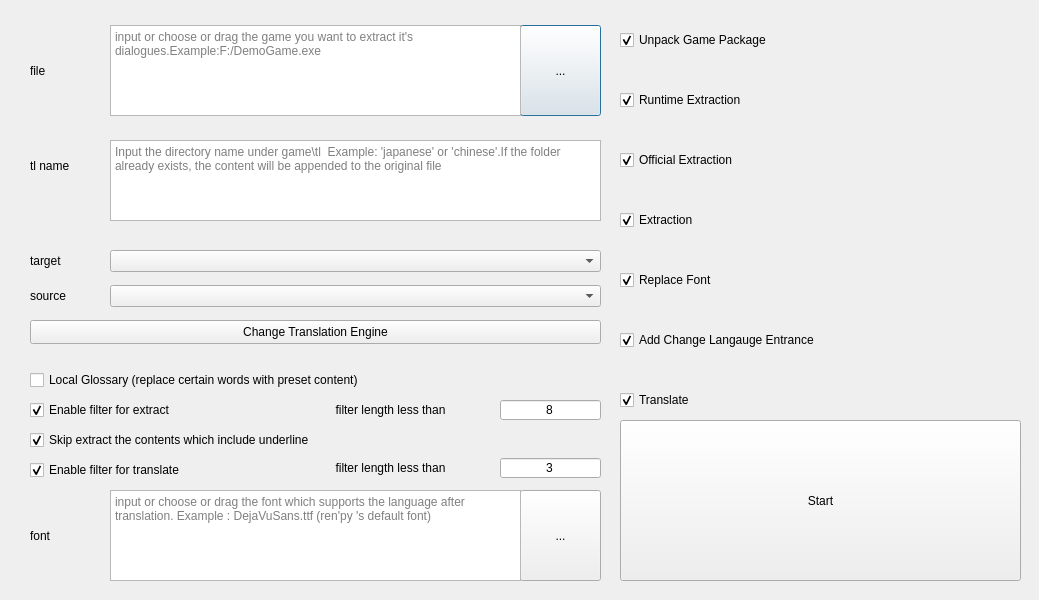
The window that src/one_key_translate.ui (anonymousException/renpy-translator) describes before a commit, drawn with Qt 5.
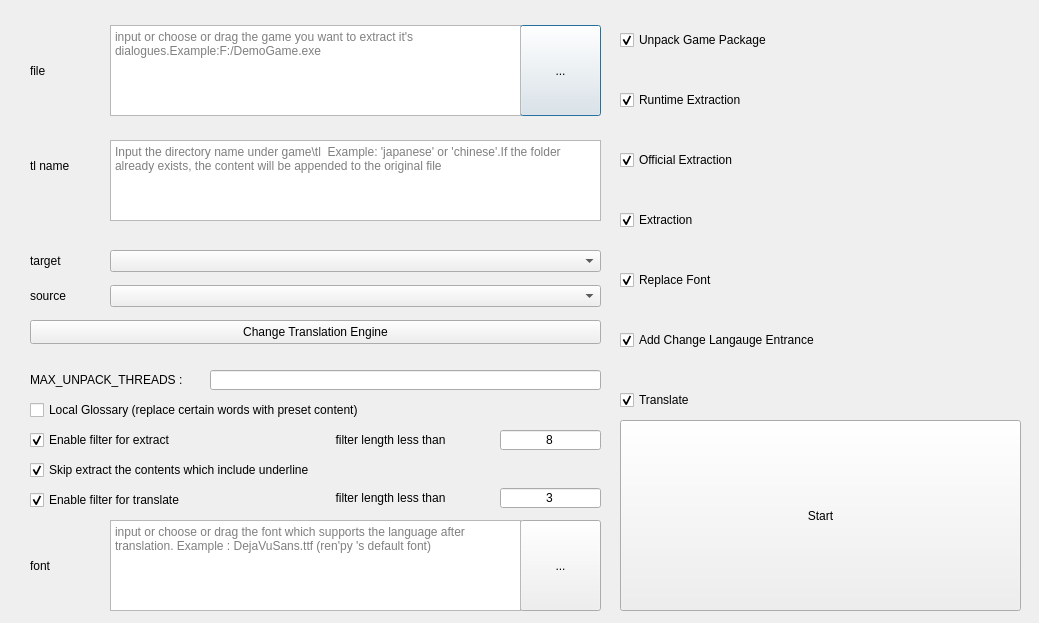
The same window after the commit.

Commit message:
<feature> improve the speed of unpack with multi-threads and fix encoding problem
update version to v2.3.2

Diff of the .ui file:
```diff
--- a/src/one_key_translate.ui
+++ b/src/one_key_translate.ui
@@ -7,7 +7,7 @@
     <x>0</x>
     <y>0</y>
     <width>1039</width>
-    <height>600</height>
+    <height>623</height>
    </rect>
   </property>
   <property name="windowTitle">
@@ -150,7 +150,7 @@
    <property name="geometry">
     <rect>
      <x>30</x>
-     <y>370</y>
+     <y>400</y>
      <width>571</width>
      <height>20</height>
     </rect>
@@ -163,7 +163,7 @@
    <property name="geometry">
     <rect>
      <x>520</x>
-     <y>490</y>
+     <y>520</y>
      <width>81</width>
      <height>91</height>
     </rect>
@@ -176,7 +176,7 @@
    <property name="geometry">
     <rect>
      <x>30</x>
-     <y>520</y>
+     <y>550</y>
      <width>71</width>
      <height>31</height>
     </rect>
@@ -192,7 +192,7 @@
    <property name="geometry">
     <rect>
      <x>110</x>
-     <y>490</y>
+     <y>520</y>
      <width>411</width>
      <height>91</height>
     </rect>
@@ -301,7 +301,7 @@
    <property name="geometry">
     <rect>
      <x>30</x>
-     <y>400</y>
+     <y>430</y>
      <width>261</width>
      <height>20</height>
     </rect>
@@ -317,7 +317,7 @@
    <property name="geometry">
     <rect>
      <x>500</x>
-     <y>400</y>
+     <y>430</y>
      <width>101</width>
      <height>20</height>
     </rect>
@@ -333,7 +333,7 @@
    <property name="geometry">
     <rect>
      <x>290</x>
-     <y>402</y>
+     <y>432</y>
      <width>201</width>
      <height>16</height>
     </rect>
@@ -351,7 +351,7 @@
      <x>620</x>
      <y>420</y>
      <width>401</width>
-     <height>161</height>
+     <height>191</height>
     </rect>
    </property>
    <property name="text">
@@ -378,7 +378,7 @@
    <property name="geometry">
     <rect>
      <x>30</x>
-     <y>460</y>
+     <y>490</y>
      <width>261</width>
      <height>20</height>
     </rect>
@@ -394,7 +394,7 @@
    <property name="geometry">
     <rect>
      <x>500</x>
-     <y>458</y>
+     <y>488</y>
      <width>101</width>
      <height>20</height>
     </rect>
@@ -410,7 +410,7 @@
    <property name="geometry">
     <rect>
      <x>290</x>
-     <y>460</y>
+     <y>490</y>
      <width>201</width>
      <height>16</height>
     </rect>
@@ -426,7 +426,7 @@
    <property name="geometry">
     <rect>
      <x>30</x>
-     <y>430</y>
+     <y>460</y>
      <width>581</width>
      <height>20</height>
     </rect>
@@ -438,6 +438,32 @@
     <bool>true</bool>
    </property>
   </widget>
+  <widget class="QLineEdit" name="maxThreadsLineEdit">
+   <property name="geometry">
+    <rect>
+     <x>210</x>
+     <y>370</y>
+     <width>391</width>
+     <height>20</height>
+    </rect>
+   </property>
+   <property name="placeholderText">
+    <string notr="true"/>
+   </property>
+  </widget>
+  <widget class="QLabel" name="label_2">
+   <property name="geometry">
+    <rect>
+     <x>30</x>
+     <y>372</y>
+     <width>161</width>
+     <height>16</height>
+    </rect>
+   </property>
+   <property name="text">
+    <string notr="true">MAX_UNPACK_THREADS : </string>
+   </property>
+  </widget>
  </widget>
  <resources/>
  <connections/>
```
The commit also changes 40 other files.
